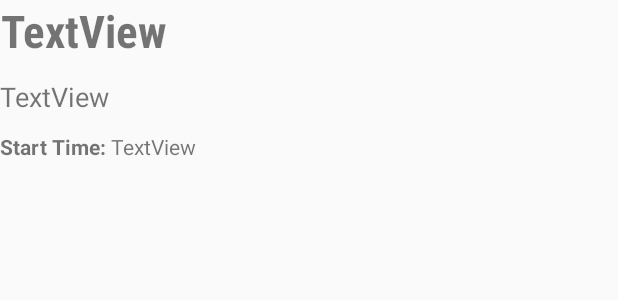
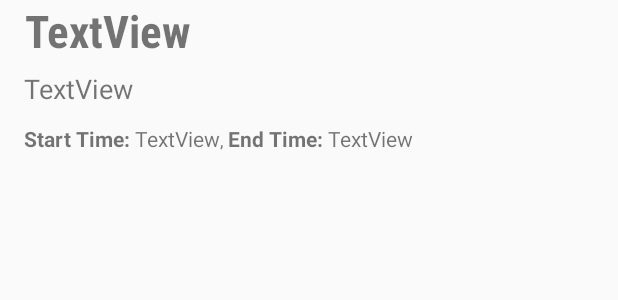
Before and after one commit to NikhilKumarM/FedMe, an Android app: the layout list_events_layout.xml on its own in the app's theme, with its tools: preview values and no code run, on a phone screen of 412 x 824 dp. Shown: the top 300 px of the screen. Run offline under Robolectric (Android 15) with nearby library versions, the phone set to English and light mode, and no system bars.

Commit message:
adding video

```diff
--- a/app/src/main/res/layout/list_events_layout.xml
+++ b/app/src/main/res/layout/list_events_layout.xml
@@ -1,8 +1,10 @@
 <?xml version="1.0" encoding="utf-8"?>
 <LinearLayout xmlns:android="http://schemas.android.com/apk/res/android"
     xmlns:app="http://schemas.android.com/apk/res-auto"
-    android:orientation="vertical" android:layout_width="match_parent"
-    android:layout_height="match_parent">
+    android:orientation="vertical"
+    android:layout_width="match_parent"
+    android:layout_height="match_parent"
+    android:paddingLeft="16dp">
 
     <TextView
         android:id="@+id/eventName"
@@ -19,7 +21,7 @@
         android:layout_width="wrap_content"
         android:layout_height="wrap_content"
         android:text="  "
-        android:textSize="8sp" />
+        android:textSize="4sp" />
 
     <TextView
         android:id="@+id/Location"
@@ -52,17 +54,13 @@
             android:layout_height="wrap_content"
             android:text="TextView"
             android:textSize="14sp" />
-    </LinearLayout>
     <TextView
         android:id="@+id/emptyline"
         android:layout_width="wrap_content"
         android:layout_height="wrap_content"
-        android:text="  "
+        android:text=", "
         android:textSize="12sp" />
-    <LinearLayout xmlns:android="http://schemas.android.com/apk/res/android"
-        xmlns:app="http://schemas.android.com/apk/res-auto"
-        android:orientation="horizontal" android:layout_width="match_parent"
-        android:layout_height="match_parent">
+
 
         <TextView
             android:id="@+id/endTime_hard"
@@ -84,6 +82,7 @@
         android:layout_height="wrap_content"
         android:text="  "
         android:textSize="8sp" />
+
     <LinearLayout xmlns:android="http://schemas.android.com/apk/res/android"
         xmlns:app="http://schemas.android.com/apk/res-auto"
         android:orientation="horizontal" android:layout_width="match_parent"
@@ -98,7 +97,7 @@
             android:id="@+id/spaces"
             android:layout_width="wrap_content"
             android:layout_height="wrap_content"
-            android:text="   " />
+            android:text=" " />
         <TextView
             android:id="@+id/upCount"
             android:layout_width="wrap_content"
--- a/app/src/main/res/layout/list_items_layout.xml
+++ b/app/src/main/res/layout/list_items_layout.xml
@@ -1,7 +1,9 @@
 <?xml version="1.0" encoding="utf-8"?>
 <LinearLayout xmlns:android="http://schemas.android.com/apk/res/android"
-    android:orientation="vertical" android:layout_width="match_parent"
-    android:layout_height="match_parent">
+    android:orientation="vertical"
+    android:layout_width="match_parent"
+    android:layout_height="match_parent"
+    android:paddingLeft="16dp">
 
 
 
```
Also changed, not shown: app/src/main/java/com/hackumbc/fedme/fedme/CustomEventAdaptor.java (+6 -2 lines), app/src/main/res/drawable/like.png, 1 other file.
